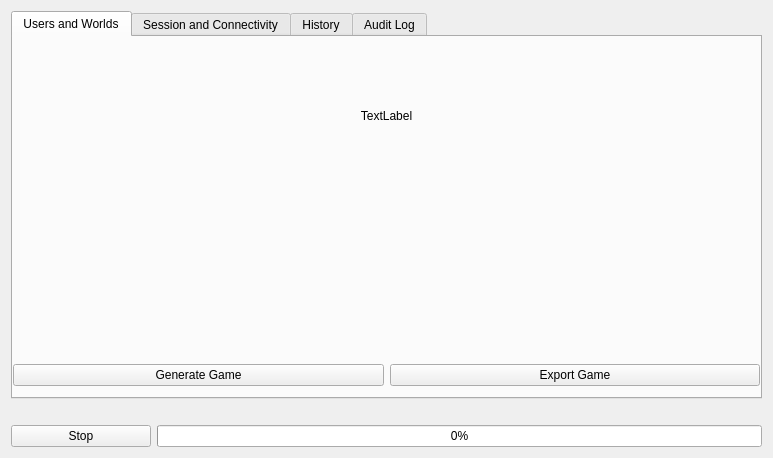
The window that randovania/gui/ui_files/multiplayer_session.ui (randovania/randovania) describes before a commit, drawn with Qt 5.
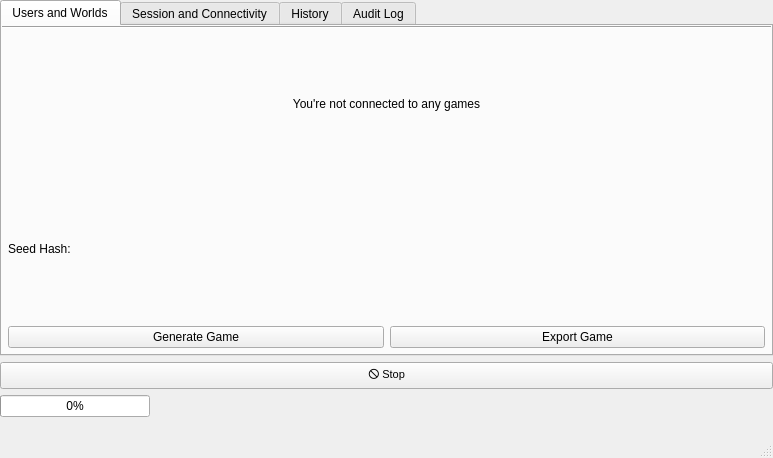
The same window after the commit.

Commit message: Small Multiworld Session gui adjustments

The edit to the form file:
```diff
--- a/randovania/gui/ui_files/multiplayer_session.ui
+++ b/randovania/gui/ui_files/multiplayer_session.ui
@@ -24,6 +24,18 @@
     </size>
    </property>
    <layout class="QVBoxLayout" name="verticalLayout">
+    <property name="leftMargin">
+     <number>0</number>
+    </property>
+    <property name="topMargin">
+     <number>0</number>
+    </property>
+    <property name="rightMargin">
+     <number>0</number>
+    </property>
+    <property name="bottomMargin">
+     <number>0</number>
+    </property>
     <item>
      <widget class="QTabWidget" name="tab_widget">
       <property name="currentIndex">
@@ -34,6 +46,9 @@
         <string>Users and Worlds</string>
        </attribute>
        <layout class="QVBoxLayout" name="worlds_layout">
+        <property name="spacing">
+         <number>6</number>
+        </property>
         <property name="leftMargin">
          <number>0</number>
         </property>
@@ -43,57 +58,111 @@
         <property name="rightMargin">
          <number>0</number>
         </property>
+        <property name="bottomMargin">
+         <number>0</number>
+        </property>
         <item>
-         <widget class="QLabel" name="not_connected_warning_label">
-          <property name="text">
-           <string>TextLabel</string>
+         <layout class="QVBoxLayout" name="user_widget_layout">
+          <property name="spacing">
+           <number>0</number>
           </property>
-          <property name="alignment">
-           <set>Qt::AlignmentFlag::AlignCenter</set>
-          </property>
-          <property name="wordWrap">
-           <bool>true</bool>
-          </property>
-         </widget>
-        </item>
-        <item>
-         <widget class="QLabel" name="generate_game_label">
-          <property name="sizePolicy">
-           <sizepolicy hsizetype="Preferred" vsizetype="Minimum">
-            <horstretch>0</horstretch>
-            <verstretch>0</verstretch>
-           </sizepolicy>
-          </property>
-          <property name="text">
-           <string>&lt;Game not generated&gt;</string>
-          </property>
-          <property name="textInteractionFlags">
-           <set>Qt::TextInteractionFlag::LinksAccessibleByMouse|Qt::TextInteractionFlag::TextSelectableByMouse</set>
-          </property>
-         </widget>
-        </item>
-        <item>
-         <layout class="QHBoxLayout" name="generate_game_layout">
           <item>
-           <widget class="QPushButton" name="generate_game_button">
+           <widget class="Line" name="bottom_border_of_mw_user_widget">
             <property name="sizePolicy">
-             <sizepolicy hsizetype="Minimum" vsizetype="Fixed">
+             <sizepolicy hsizetype="Expanding" vsizetype="Fixed">
               <horstretch>0</horstretch>
               <verstretch>0</verstretch>
              </sizepolicy>
             </property>
+            <property name="frameShadow">
+             <enum>QFrame::Shadow::Sunken</enum>
+            </property>
+            <property name="orientation">
+             <enum>Qt::Orientation::Horizontal</enum>
+            </property>
+           </widget>
+          </item>
+         </layout>
+        </item>
+        <item>
+         <layout class="QVBoxLayout" name="user_and_worlds_bottom_layout">
+          <property name="spacing">
+           <number>9</number>
+          </property>
+          <property name="leftMargin">
+           <number>6</number>
+          </property>
+          <property name="rightMargin">
+           <number>6</number>
+          </property>
+          <property name="bottomMargin">
+           <number>6</number>
+          </property>
+          <item>
+           <widget class="QLabel" name="not_connected_warning_label">
             <property name="text">
-             <string>Generate Game</string>
+             <string>You're not connected to any games</string>
             </property>
+            <property name="alignment">
+             <set>Qt::AlignmentFlag::AlignCenter</set>
+            </property>
+            <property name="wordWrap">
+             <bool>true</bool>
+            </property>
            </widget>
           </item>
           <item>
-           <widget class="QPushButton" name="export_game_button">
+           <widget class="QLabel" name="seed_hash_label">
             <property name="text">
-             <string>Export Game</string>
+             <string>Seed Hash: </string>
             </property>
            </widget>
           </item>
+          <item>
+           <layout class="QHBoxLayout" name="generate_game_layout">
+            <property name="spacing">
+             <number>6</number>
+            </property>
+            <property name="topMargin">
+             <number>0</number>
+            </property>
+            <property name="rightMargin">
+             <number>0</number>
+            </property>
+            <item>
+             <widget class="QPushButton" name="generate_game_button">
+              <property name="sizePolicy">
+               <sizepolicy hsizetype="Minimum" vsizetype="Fixed">
+                <horstretch>0</horstretch>
+                <verstretch>0</verstretch>
+               </sizepolicy>
+              </property>
+              <property name="text">
+               <string>Generate Game</string>
+              </property>
+             </widget>
+            </item>
+            <item>
+             <widget class="QPushButton" name="export_game_button">
+              <property name="sizePolicy">
+               <sizepolicy hsizetype="Minimum" vsizetype="Fixed">
+                <horstretch>0</horstretch>
+                <verstretch>0</verstretch>
+               </sizepolicy>
+              </property>
+              <property name="sizeIncrement">
+               <size>
+                <width>0</width>
+                <height>0</height>
+               </size>
+              </property>
+              <property name="text">
+               <string>Export Game</string>
+              </property>
+             </widget>
+            </item>
+           </layout>
+          </item>
          </layout>
         </item>
        </layout>
@@ -292,16 +361,76 @@
       </widget>
      </widget>
     </item>
+    <item>
+     <widget class="QPushButton" name="background_process_button">
+      <property name="sizePolicy">
+       <sizepolicy hsizetype="Minimum" vsizetype="Fixed">
+        <horstretch>0</horstretch>
+        <verstretch>0</verstretch>
+       </sizepolicy>
+      </property>
+      <property name="minimumSize">
+       <size>
+        <width>0</width>
+        <height>0</height>
+       </size>
+      </property>
+      <property name="font">
+       <font>
+        <pointsize>8</pointsize>
+       </font>
+      </property>
+      <property name="text">
+       <string notr="true">🛇 Stop</string>
+      </property>
+     </widget>
+    </item>
+    <item>
+     <widget class="QProgressBar" name="progress_bar">
+      <property name="sizePolicy">
+       <sizepolicy hsizetype="Expanding" vsizetype="Fixed">
+        <horstretch>0</horstretch>
+        <verstretch>0</verstretch>
+       </sizepolicy>
+      </property>
+      <property name="minimumSize">
+       <size>
+        <width>150</width>
+        <height>0</height>
+       </size>
+      </property>
+      <property name="maximumSize">
+       <size>
+        <width>150</width>
+        <height>16777215</height>
+       </size>
+      </property>
+      <property name="value">
+       <number>0</number>
+      </property>
+      <property name="invertedAppearance">
+       <bool>false</bool>
+      </property>
+      <property name="format">
+       <string>%p%</string>
+      </property>
+     </widget>
+    </item>
     <item>
      <widget class="QLabel" name="progress_label">
       <property name="sizePolicy">
-       <sizepolicy hsizetype="Expanding" vsizetype="Preferred">
+       <sizepolicy hsizetype="Expanding" vsizetype="Maximum">
         <horstretch>0</horstretch>
         <verstretch>0</verstretch>
        </sizepolicy>
       </property>
+      <property name="font">
+       <font>
+        <pointsize>8</pointsize>
+       </font>
+      </property>
       <property name="text">
-       <string/>
+       <string>&lt;Game not generated&gt;</string>
       </property>
       <property name="textFormat">
        <enum>Qt::TextFormat::MarkdownText</enum>
@@ -317,45 +446,9 @@
       </property>
      </widget>
     </item>
-    <item>
-     <layout class="QHBoxLayout" name="background_process_layout">
-      <item>
-       <widget class="QPushButton" name="background_process_button">
-        <property name="minimumSize">
-         <size>
-          <width>140</width>
-          <height>0</height>
-         </size>
-        </property>
-        <property name="text">
-         <string>Stop</string>
-        </property>
-       </widget>
-      </item>
-      <item>
-       <widget class="QProgressBar" name="progress_bar">
-        <property name="value">
-         <number>0</number>
-        </property>
-        <property name="invertedAppearance">
-         <bool>false</bool>
-        </property>
-       </widget>
-      </item>
-     </layout>
-    </item>
    </layout>
   </widget>
-  <widget class="QMenuBar" name="menu_bar">
-   <property name="geometry">
-    <rect>
-     <x>0</x>
-     <y>0</y>
-     <width>773</width>
-     <height>23</height>
-    </rect>
-   </property>
-  </widget>
+  <widget class="QStatusBar" name="status_bar"/>
   <action name="action_add_player">
    <property name="text">
     <string>Add player</string>
```
The commit also changes 9 other files.
